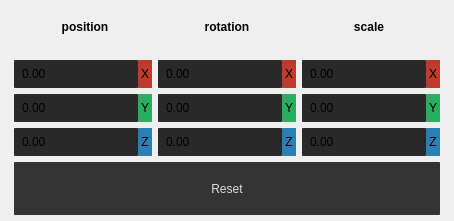
Before: the Qt Designer form src/widgets/transformeditor.ui in jahshaka/Studio, drawn with Qt 5.
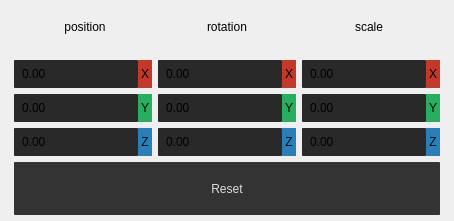
After: the same form once the commit is applied.

Commit message: Reduce texturepicker widget size and ui tweaks

Diff of the .ui file:
```diff
--- a/src/widgets/transformeditor.ui
+++ b/src/widgets/transformeditor.ui
@@ -74,8 +74,8 @@
       <widget class="QLabel" name="label">
        <property name="font">
         <font>
-         <weight>75</weight>
-         <bold>true</bold>
+         <weight>50</weight>
+         <bold>false</bold>
         </font>
        </property>
        <property name="text">
@@ -93,8 +93,8 @@
       <widget class="QLabel" name="label_2">
        <property name="font">
         <font>
-         <weight>75</weight>
-         <bold>true</bold>
+         <weight>50</weight>
+         <bold>false</bold>
         </font>
        </property>
        <property name="text">
@@ -109,8 +109,8 @@
       <widget class="QLabel" name="label_3">
        <property name="font">
         <font>
-         <weight>75</weight>
-         <bold>true</bold>
+         <weight>50</weight>
+         <bold>false</bold>
         </font>
        </property>
        <property name="text">
```
The commit also changes 5 other files.
